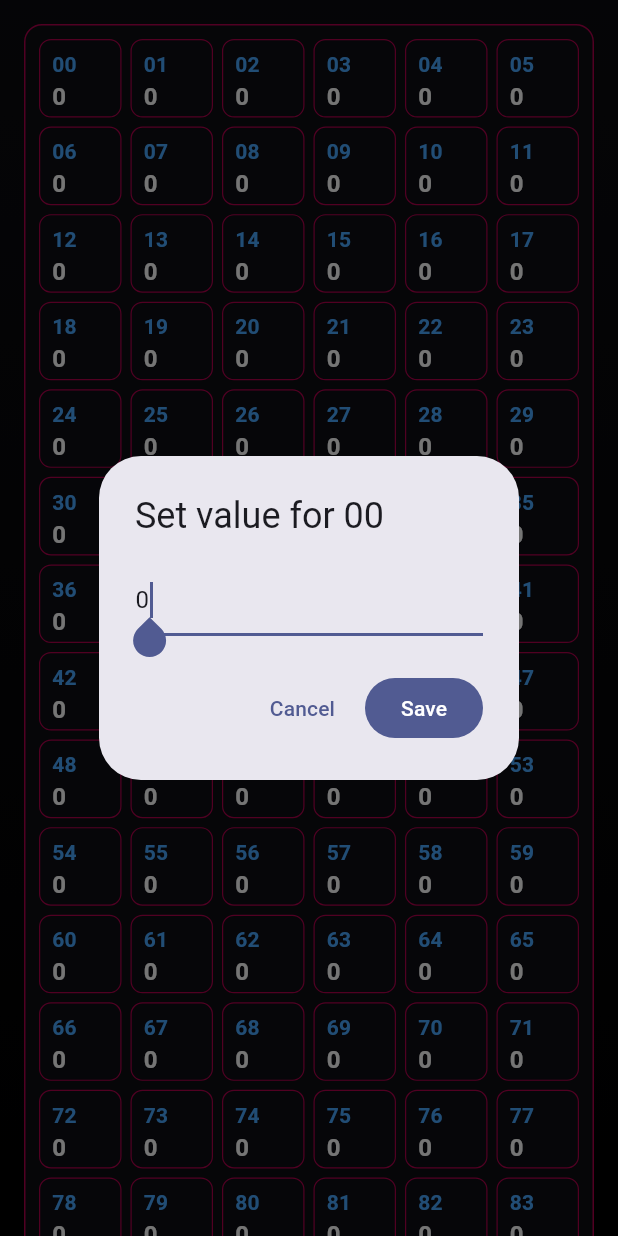
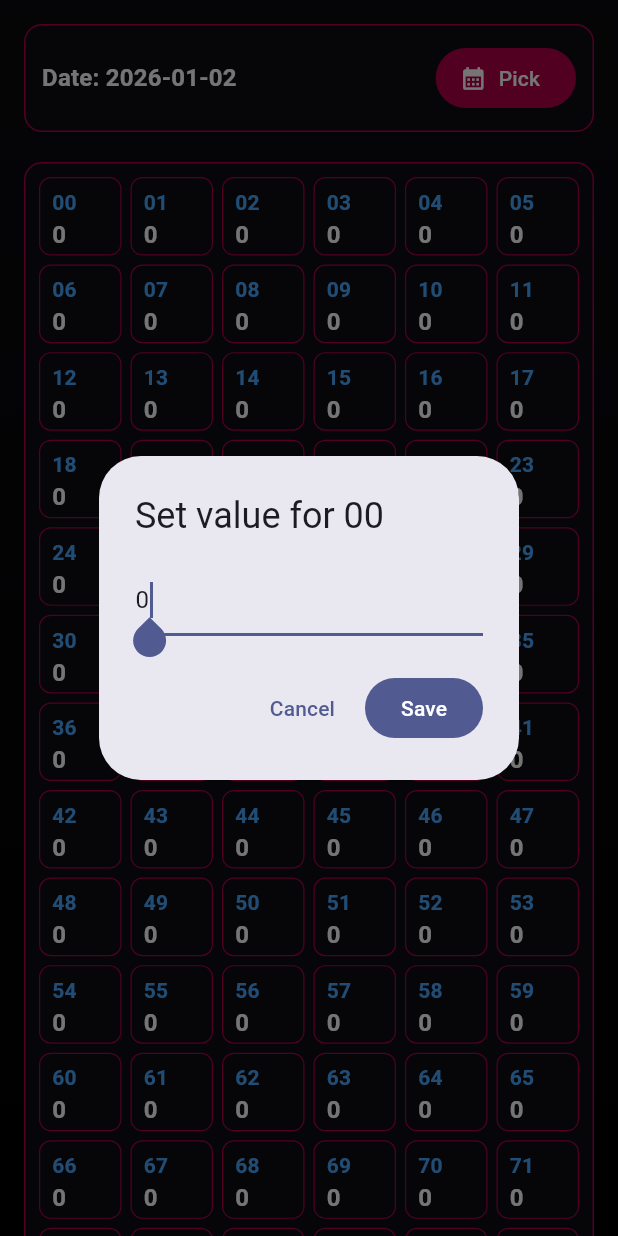
Before and after one commit to zuraiz-01/TrackManagementApp, a Flutter app: the ResultsDashboardScreen widget shown alone on an empty page, opened directly with empty values, after a tap on "00", on a phone screen of 412 x 824 dp. Run offline on Flutter 3.47's test engine with Material 3 defaults, Android fonts, the phone set to English and light mode, and no system bars; our stand-ins replace cloud_firestore, firebase_auth, firebase_core, flutter_colorpicker, shared_preferences, web; missing offline and left inert: dart:js_interop; accounts and stored records are empty.

Commit message:
Results = Manual Date Picker

```diff
--- a/lib/screens/results_dashboard_screen.dart
+++ b/lib/screens/results_dashboard_screen.dart
@@ -20,6 +20,8 @@ class _ResultsDashboardScreenState extends State<ResultsDashboardScreen> {
 
   String? _selectedGameId;
   String? _selectedClientId;
+
+  DateTime _selectedDate = DateTime.now();
 
   StreamSubscription<DocumentSnapshot<Map<String, dynamic>>>? _resultSub;
   Timer? _persistDebounce;
@@ -45,12 +47,30 @@ class _ResultsDashboardScreenState extends State<ResultsDashboardScreen> {
 
   int get _totalAmount => _jodiTotal + _figureTotal;
 
-  String _todayKey() {
-    final now = DateTime.now();
-    final y = now.year.toString().padLeft(4, '0');
-    final m = now.month.toString().padLeft(2, '0');
-    final d = now.day.toString().padLeft(2, '0');
-    return '$y-$m-$d';
+  String _dateKey(DateTime d) {
+    final y = d.year.toString().padLeft(4, '0');
+    final m = d.month.toString().padLeft(2, '0');
+    final day = d.day.toString().padLeft(2, '0');
+    return '$y-$m-$day';
+  }
+
+  String get _selectedDateKey => _dateKey(_selectedDate);
+
+  Future<void> _pickDate() async {
+    final picked = await showDatePicker(
+      context: context,
+      firstDate: DateTime(2000),
+      lastDate: DateTime(2100),
+      initialDate: _selectedDate,
+    );
+    if (picked == null) return;
+
+    setState(() {
+      _selectedDate = picked;
+      _values.clear();
+    });
+
+    _listenToResultDoc();
   }
 
   DocumentReference<Map<String, dynamic>>? _resultDocRef() {
@@ -61,7 +81,7 @@ class _ResultsDashboardScreenState extends State<ResultsDashboardScreen> {
     if (gameId == null || clientId == null) return null;
 
     final docId =
-        '${_todayKey()}__'
+        '${_selectedDateKey}__'
         '$gameId'
         '__'
         '$clientId';
@@ -119,7 +139,7 @@ class _ResultsDashboardScreenState extends State<ResultsDashboardScreen> {
       if (ref == null) return;
 
       final payload = <String, dynamic>{
-        'dateKey': _todayKey(),
+        'dateKey': _selectedDateKey,
         'gameId': _selectedGameId,
         'clientId': _selectedClientId,
         'jodiTotal': _jodiTotal,
@@ -221,6 +241,8 @@ class _ResultsDashboardScreenState extends State<ResultsDashboardScreen> {
               child: ListView(
                 padding: const EdgeInsets.all(12),
                 children: [
+                  _dateRow(context),
+                  const SizedBox(height: 12),
                   _gridSection(
                     context: context,
                     title: null,
@@ -244,6 +266,40 @@ class _ResultsDashboardScreenState extends State<ResultsDashboardScreen> {
                   _bottomControls(context),
                 ],
               ),
+            ),
+          ],
+        ),
+      ),
+    );
+  }
+
+  Widget _dateRow(BuildContext context) {
+    final settings = widget.controller.settings;
+    final base = Theme.of(context).textTheme.titleMedium?.fontSize ?? 16;
+    final textStyle = Theme.of(context).textTheme.titleMedium?.copyWith(
+      color: Colors.white,
+      fontWeight: FontWeight.w700,
+      fontSize: base * settings.fontScale,
+    );
+
+    return Card(
+      color: const Color(0xFF0C0D12),
+      shape: RoundedRectangleBorder(
+        borderRadius: BorderRadius.circular(12),
+        side: BorderSide(color: settings.borderColor, width: 1),
+      ),
+      child: Padding(
+        padding: const EdgeInsets.all(12),
+        child: Row(
+          children: [
+            Expanded(child: Text('Date: $_selectedDateKey', style: textStyle)),
+            FilledButton.icon(
+              style: FilledButton.styleFrom(
+                backgroundColor: settings.borderColor,
+              ),
+              onPressed: _pickDate,
+              icon: const Icon(Icons.calendar_month),
+              label: const Text('Pick'),
             ),
           ],
         ),
--- a/pubspec.yaml
+++ b/pubspec.yaml
@@ -40,6 +40,7 @@ dependencies:
   cloud_firestore: ^6.0.0
   shared_preferences: ^2.5.3
   flutter_colorpicker: ^1.1.0
+  web: ^1.1.1
 
 dev_dependencies:
   flutter_test:
```
Also changed, not shown: lib/screens/import_export_screen.dart (+75 -17 lines), lib/services/download_helper.dart (added, +13 -0 lines), lib/services/download_stub.dart (added, +7 -0 lines), lib/services/download_web.dart (added, +22 -0 lines), pubspec.lock.
